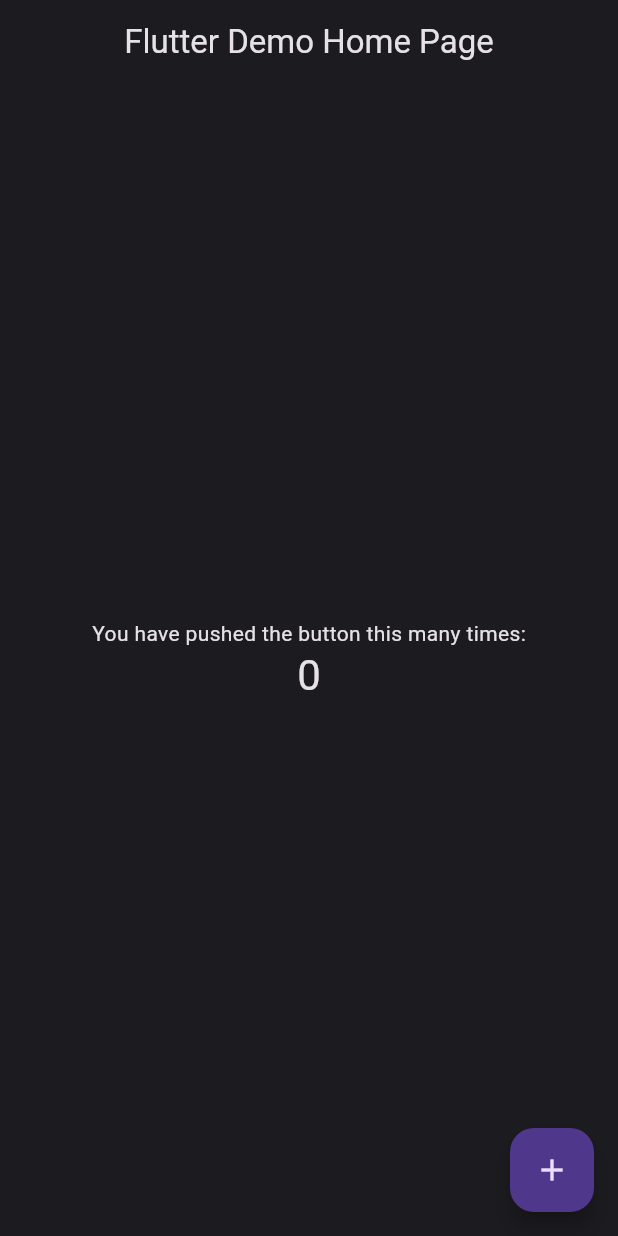
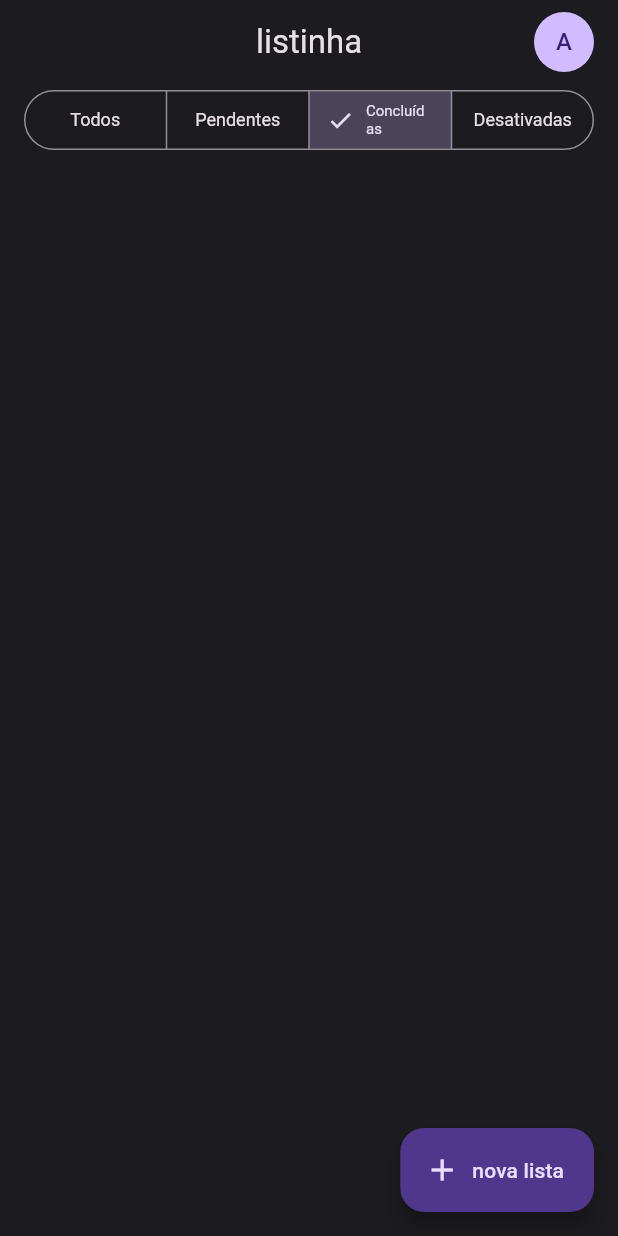
Before and after one commit to gabrielwbenatti/flutterando-listinha, a Flutter app: the screen it shows after launch, on a phone screen of 412 x 824 dp. Run offline on Flutter 3.47's test engine with Material 2 defaults, Android fonts, the phone set to English and light mode, and no system bars.

Commit message:
criado home page e componentes

```diff
--- a/app/lib/src/app_widget.dart
+++ b/app/lib/src/app_widget.dart
@@ -1,5 +1,6 @@
 import 'package:flutter/material.dart';
 
+import 'pages/home/home_page.dart';
 import 'shared/themes/app_themes.dart';
 
 class AppWidget extends StatelessWidget {
@@ -8,59 +9,13 @@ class AppWidget extends StatelessWidget {
   @override
   Widget build(BuildContext context) {
     return MaterialApp(
+      debugShowCheckedModeBanner: false,
       title: 'Flutter Demo',
       themeMode: ThemeMode.dark,
       // themeMode: ThemeMode.light,
       theme: lightTheme,
       darkTheme: darkTheme,
-      home: const MyHomePage(title: 'Flutter Demo Home Page'),
+      home: const HomePage(),
     );
   }
 }
-
-class MyHomePage extends StatefulWidget {
-  const MyHomePage({super.key, required this.title});
-
-  final String title;
-
-  @override
-  State<MyHomePage> createState() => _MyHomePageState();
-}
-
-class _MyHomePageState extends State<MyHomePage> {
-  int _counter = 0;
-
-  void _incrementCounter() {
-    setState(() {
-      _counter++;
-    });
-  }
-
-  @override
-  Widget build(BuildContext context) {
-    return Scaffold(
-      appBar: AppBar(
-        title: Text(widget.title),
-      ),
-      body: Center(
-        child: Column(
-          mainAxisAlignment: MainAxisAlignment.center,
-          children: <Widget>[
-            const Text(
-              'You have pushed the button this many times:',
-            ),
-            Text(
-              '$_counter',
-              style: Theme.of(context).textTheme.headlineMedium,
-            ),
-          ],
-        ),
-      ),
-      floatingActionButton: FloatingActionButton(
-        onPressed: _incrementCounter,
-        tooltip: 'Increment',
-        child: const Icon(Icons.add),
-      ),
-    );
-  }
-}
--- /dev/null
+++ b/app/lib/src/pages/home/home_page.dart
@@ -0,0 +1,64 @@
+import 'package:flutter/material.dart';
+
+import '../../shared/widgets/user_image_button.dart';
+
+class HomePage extends StatefulWidget {
+  const HomePage({Key? key}) : super(key: key);
+
+  @override
+  State<HomePage> createState() => _HomePageState();
+}
+
+class _HomePageState extends State<HomePage> {
+  @override
+  Widget build(BuildContext context) {
+    return Scaffold(
+      appBar: AppBar(
+        title: const Text('listinha'),
+        actions: const [
+          Padding(
+            padding: EdgeInsets.only(right: 16),
+            child: UserImageButton(),
+          ),
+        ],
+      ),
+      floatingActionButton: FloatingActionButton.extended(
+        onPressed: () {},
+        icon: const Icon(Icons.add_outlined),
+        label: const Text('nova lista'),
+      ),
+      body: Column(
+        children: [
+          Padding(
+            padding: const EdgeInsets.symmetric(horizontal: 16),
+            child: SizedBox(
+              width: double.infinity,
+              child: SegmentedButton<int>(
+                segments: const [
+                  ButtonSegment(
+                    value: 0,
+                    label: Text('Todos'),
+                  ),
+                  ButtonSegment(
+                    value: 1,
+                    label: Text('Pendentes'),
+                  ),
+                  ButtonSegment(
+                    value: 2,
+                    label: Text('Concluídas'),
+                  ),
+                  ButtonSegment(
+                    value: 3,
+                    label: Text('Desativadas'),
+                  ),
+                ],
+                onSelectionChanged: (values) {},
+                selected: const {2},
+              ),
+            ),
+          ),
+        ],
+      ),
+    );
+  }
+}
--- a/app/lib/src/shared/themes/app_themes.dart
+++ b/app/lib/src/shared/themes/app_themes.dart
@@ -12,6 +12,7 @@ ThemeData get lightTheme => ThemeData(
         backgroundColor: _lightColorScheme.primary,
         foregroundColor: _lightColorScheme.onPrimary,
       ),
+      segmentedButtonTheme: _segmentedButtonTheme,
     );
 
 ThemeData get darkTheme => ThemeData(
@@ -20,4 +21,22 @@ ThemeData get darkTheme => ThemeData(
       appBarTheme: const AppBarTheme(
         centerTitle: true,
       ),
+      segmentedButtonTheme: _segmentedButtonTheme,
     );
+
+SegmentedButtonThemeData get _segmentedButtonTheme => SegmentedButtonThemeData(
+      style: ButtonStyle(
+        textStyle: MaterialStateProperty.resolveWith<TextStyle>(
+          (states) {
+            if (states.contains(MaterialState.selected)) {
+              return const TextStyle(
+                fontSize: 10,
+              );
+            }
+            return const TextStyle(
+              fontSize: 12,
+            );
+          },
+        ),
+      ),
+    );
--- /dev/null
+++ b/app/lib/src/shared/widgets/user_image_button.dart
@@ -0,0 +1,19 @@
+import 'package:flutter/material.dart';
+
+class UserImageButton extends StatelessWidget {
+  const UserImageButton({super.key});
+
+  @override
+  Widget build(BuildContext context) {
+    final theme = Theme.of(context);
+    final colorScheme = theme.colorScheme;
+
+    return GestureDetector(
+      child: CircleAvatar(
+        backgroundColor: colorScheme.primary,
+        foregroundColor: colorScheme.onPrimary,
+        child: const Text('A'),
+      ),
+    );
+  }
+}
```
